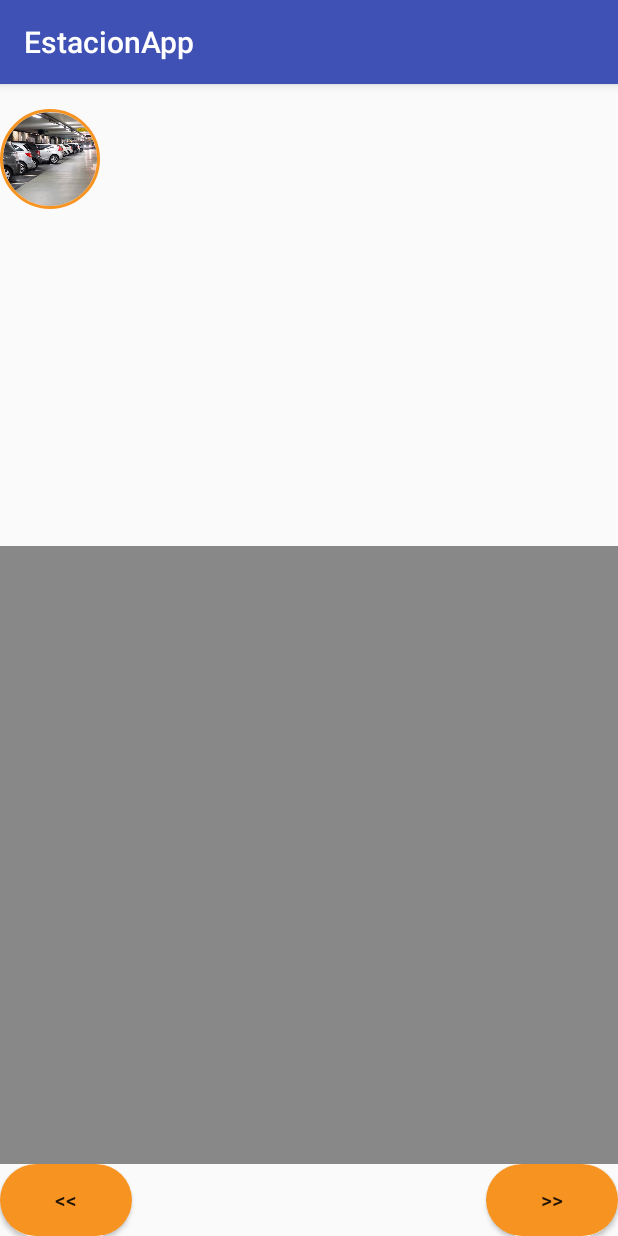
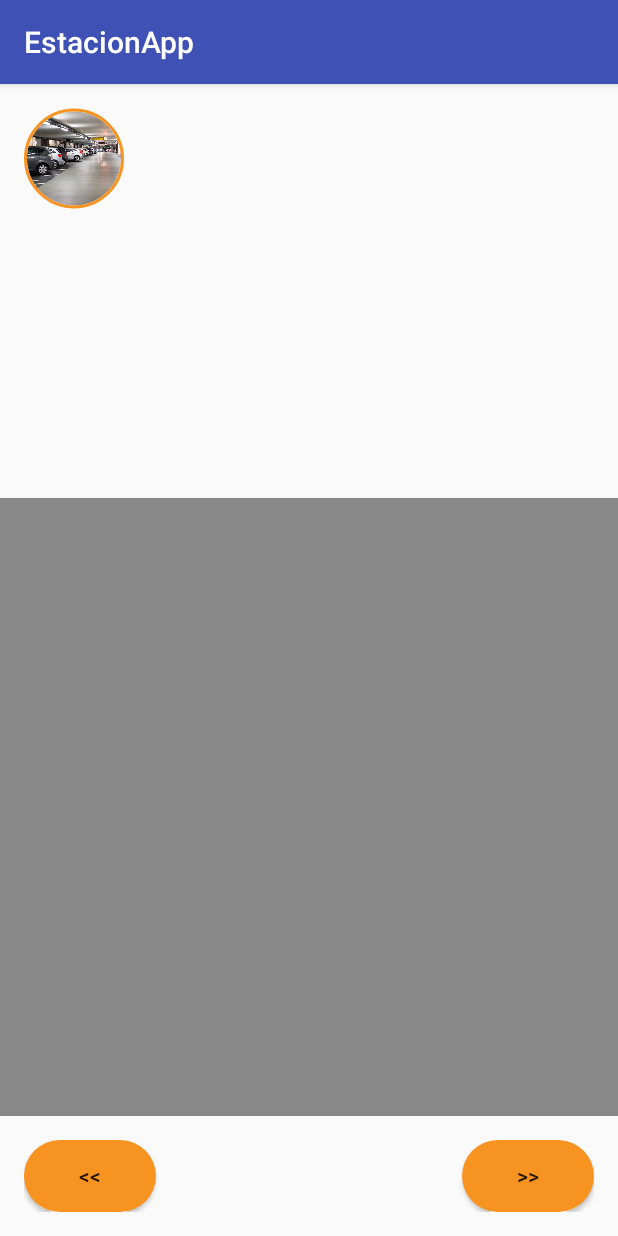
Before and after one commit to Proyecto-Sparta/estacionapp-android, an Android app: the fragment InnerMap shown on its own in the app's theme, on a phone screen of 412 x 824 dp. Run offline under Robolectric (Android 15) with nearby library versions, the phone set to English and light mode, and no system bars; plain views replace CircularImageView.

```diff
--- a/app/src/main/res/layout/fragment_inner_map.xml
+++ b/app/src/main/res/layout/fragment_inner_map.xml
@@ -12,16 +12,18 @@
         android:layout_height="100dp"
         android:gravity="fill_horizontal"
         android:orientation="horizontal"
+        android:paddingStart="@dimen/activity_horizontal_margin"
+        android:paddingEnd="@dimen/activity_horizontal_margin"
         android:baselineAligned="true">
 
         <com.mikhaellopez.circularimageview.CircularImageView
             sothree:civ_border_color="@color/colorAccent"
             sothree:civ_border_width="2dp"
             android:id="@+id/follow"
-            android:layout_height="100dp"
+            android:layout_height="67dp"
             android:layout_width="100dp"
             android:src="@drawable/estacionamiento"
-            android:layout_gravity="top"
+            android:layout_gravity="center_vertical"
             android:layout_weight="1"
             tools:ignore="ContentDescription,NestedWeights" />
 
@@ -29,6 +31,7 @@
             android:layout_width="match_parent"
             android:layout_height="75dp"
             android:layout_weight="2"
+            android:layout_gravity="center_vertical"
             android:layout_marginStart="@dimen/activity_horizontal_margin"
             android:orientation="vertical">
 
@@ -63,6 +66,8 @@
     <RelativeLayout
         android:layout_width="match_parent"
         android:layout_height="wrap_content"
+        android:layout_gravity="bottom"
+        android:padding="@dimen/activity_horizontal_margin"
         android:orientation="horizontal">
 
         <Button
```
